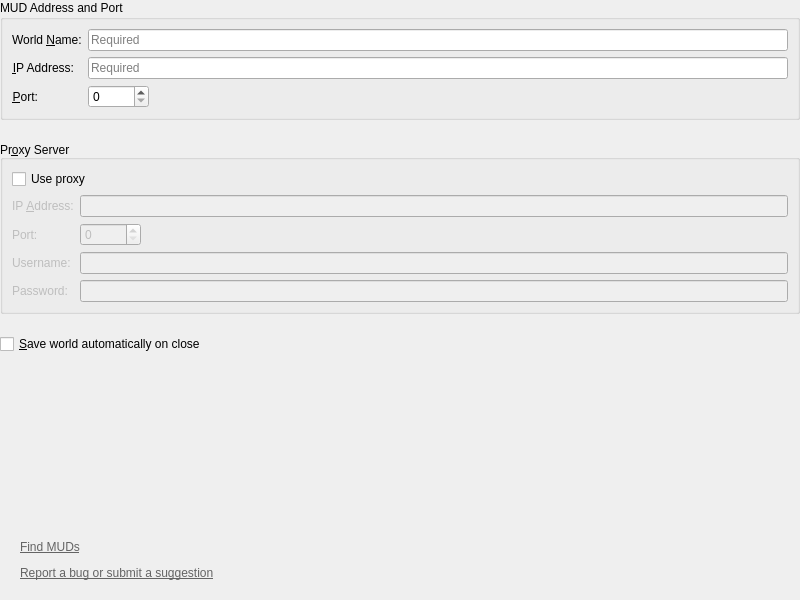
The window that smushclient-qt/cpp/ui/worlddetails/connecting.ui (jnbooth/smushclient) describes before a commit, drawn with Qt 5.
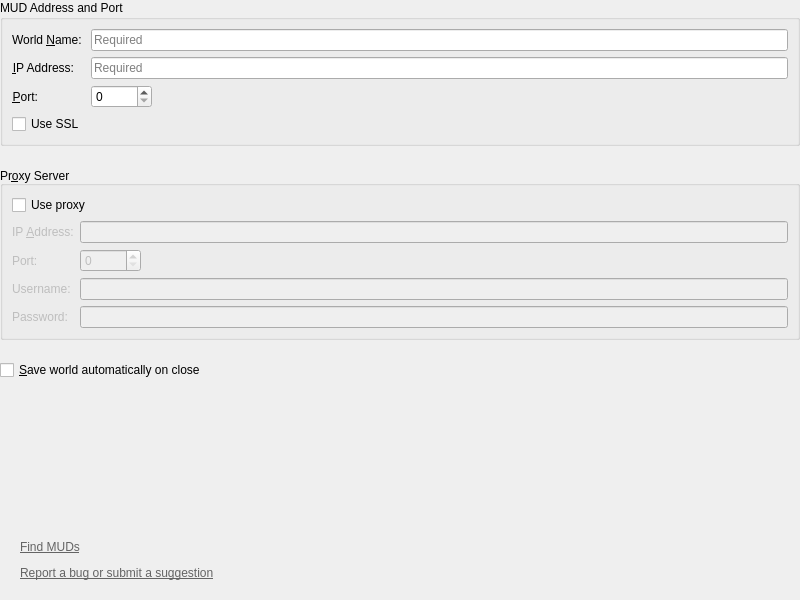
The same window after the commit.

The edit to the form file:
```diff
--- a/smushclient-qt/cpp/ui/worlddetails/connecting.ui
+++ b/smushclient-qt/cpp/ui/worlddetails/connecting.ui
@@ -131,6 +131,13 @@
         </property>
        </widget>
       </item>
+      <item row="3" column="0">
+       <widget class="QCheckBox" name="UseSsl">
+        <property name="text">
+         <string>Use SSL</string>
+        </property>
+       </widget>
+      </item>
      </layout>
     </widget>
    </item>
```
